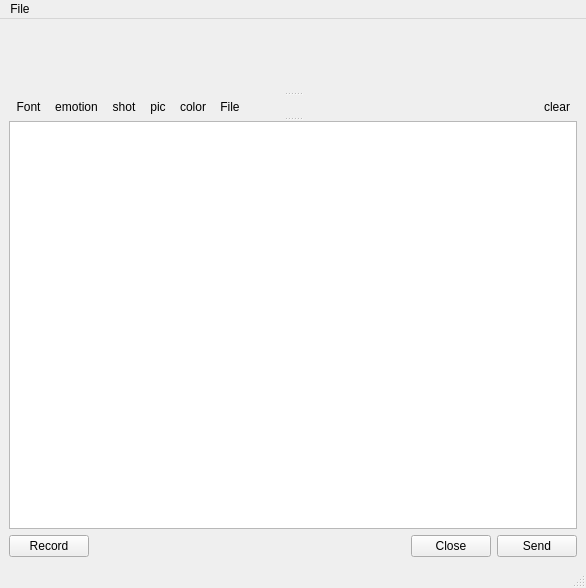
Before: the Qt Designer form ServiceChat/chatwindow.ui in 124327288/ChatClient, drawn with Qt 5.
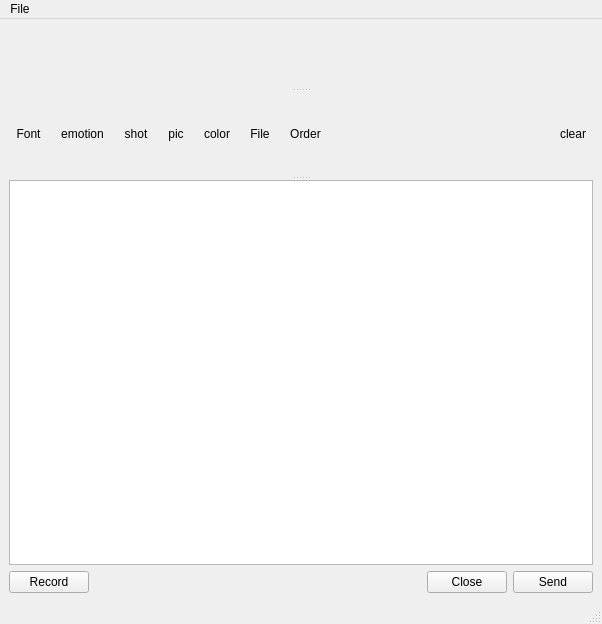
After: the same form once the commit is applied. Icons and pictures are not drawn.

```diff
--- a/ServiceChat/chatwindow.ui
+++ b/ServiceChat/chatwindow.ui
@@ -6,8 +6,8 @@
    <rect>
     <x>0</x>
     <y>0</y>
-    <width>586</width>
-    <height>588</height>
+    <width>602</width>
+    <height>624</height>
    </rect>
   </property>
   <property name="windowTitle">
@@ -21,14 +21,8 @@
        <enum>Qt::Vertical</enum>
       </property>
       <widget class="QWidget" name="widget" native="true"/>
-      <widget class="QWidget" name="layoutWidget">
+      <widget class="QWidget" name="">
        <layout class="QHBoxLayout" name="horizontalLayout">
-        <property name="spacing">
-         <number>0</number>
-        </property>
-        <property name="sizeConstraint">
-         <enum>QLayout::SetMinAndMaxSize</enum>
-        </property>
         <item>
          <widget class="QToolButton" name="fontToolButton">
           <property name="toolTip">
@@ -156,7 +150,24 @@
            <string>File</string>
           </property>
           <property name="icon">
-           <iconset resource="img.qrc">
+           <iconset>
+            <normaloff>:/img/images/file.png</normaloff>:/img/images/file.png</iconset>
+          </property>
+          <property name="toolButtonStyle">
+           <enum>Qt::ToolButtonTextBesideIcon</enum>
+          </property>
+          <property name="autoRaise">
+           <bool>true</bool>
+          </property>
+         </widget>
+        </item>
+        <item>
+         <widget class="QToolButton" name="toolButton">
+          <property name="text">
+           <string>Order</string>
+          </property>
+          <property name="icon">
+           <iconset>
             <normaloff>:/img/images/file.png</normaloff>:/img/images/file.png</iconset>
           </property>
           <property name="toolButtonStyle">
@@ -174,8 +185,8 @@
           </property>
           <property name="sizeHint" stdset="0">
            <size>
-            <width>128</width>
-            <height>20</height>
+            <width>38</width>
+            <height>42</height>
            </size>
           </property>
          </spacer>
@@ -250,7 +261,7 @@
     <rect>
      <x>0</x>
      <y>0</y>
-     <width>586</width>
+     <width>602</width>
      <height>23</height>
     </rect>
    </property>
```
Left out of the diff: 16 changed lines with no effect on the pictures.
